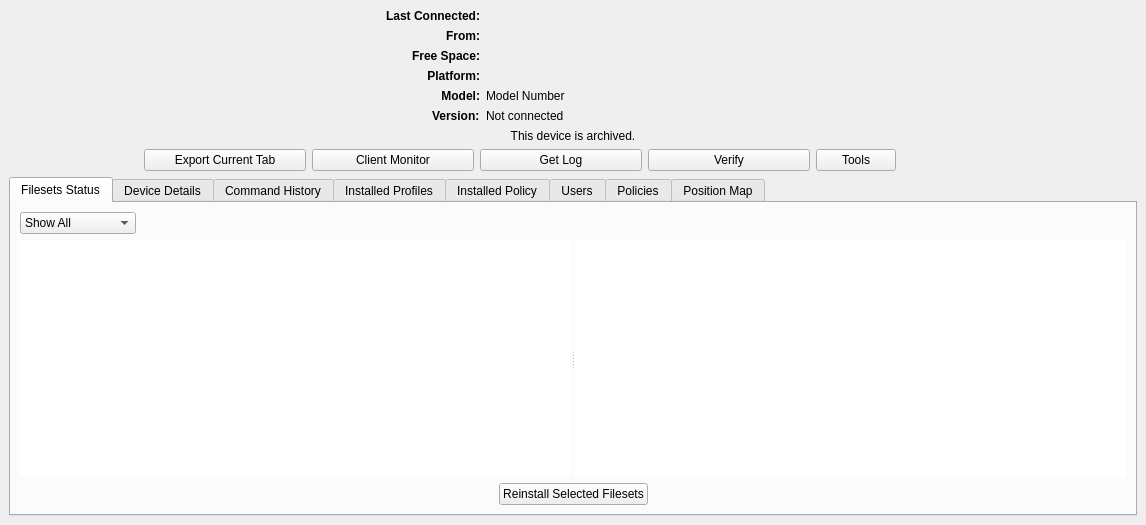
Qt form FWAdminLib/ClientReportDlg.ui (fw-dev/translations) before a commit.
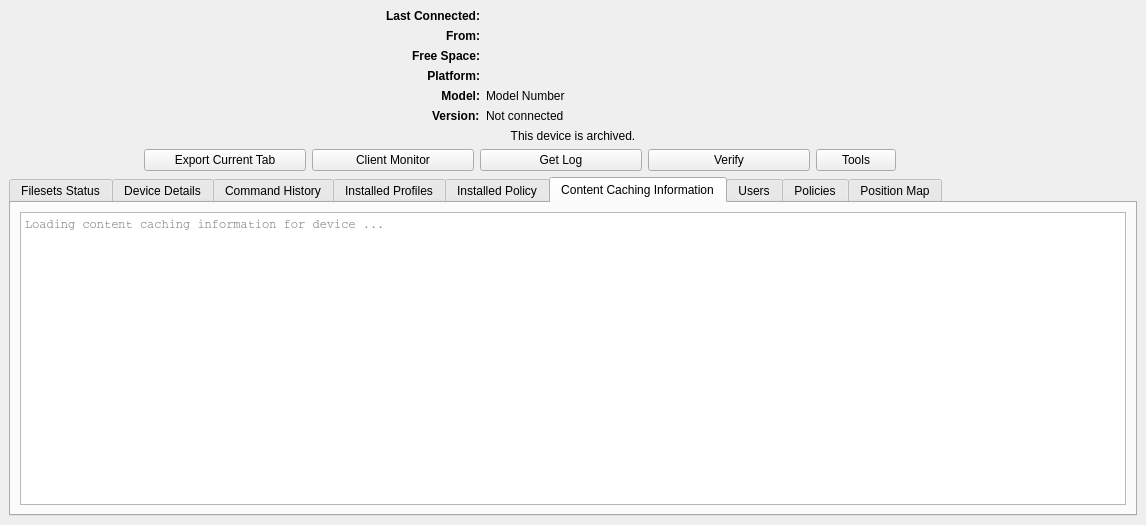
The same form after that commit. The open tabs and pages were chosen to show the change. Icons and pictures are not drawn. Custom widgets are drawn as their Qt base class.

What changed in the file:
```diff
--- a/FWAdminLib/ClientReportDlg.ui
+++ b/FWAdminLib/ClientReportDlg.ui
@@ -768,6 +768,43 @@
           </item>
          </layout>
         </widget>
+        <widget class="QWidget" name="tabContentCachingInfo">
+         <attribute name="title">
+          <string>Content Caching Information</string>
+         </attribute>
+         <layout class="QVBoxLayout" name="vl_contentCachingInfo">
+          <item>
+           <widget class="QTextEdit" name="contentCachingInfo">
+            <property name="font">
+             <font>
+              <family>Courier</family>
+             </font>
+            </property>
+            <property name="undoRedoEnabled">
+             <bool>false</bool>
+            </property>
+            <property name="lineWrapMode">
+             <enum>QTextEdit::NoWrap</enum>
+            </property>
+            <property name="readOnly">
+             <bool>true</bool>
+            </property>
+            <property name="acceptRichText">
+             <bool>false</bool>
+            </property>
+            <property name="cursorWidth">
+             <number>0</number>
+            </property>
+            <property name="textInteractionFlags">
+             <set>Qt::TextSelectableByKeyboard|Qt::TextSelectableByMouse</set>
+            </property>
+            <property name="placeholderText">
+             <string>Loading content caching information for device ...</string>
+            </property>
+           </widget>
+          </item>
+         </layout>
+        </widget>
         <widget class="QWidget" name="tabUsers">
          <attribute name="title">
           <string>Users</string>
```
